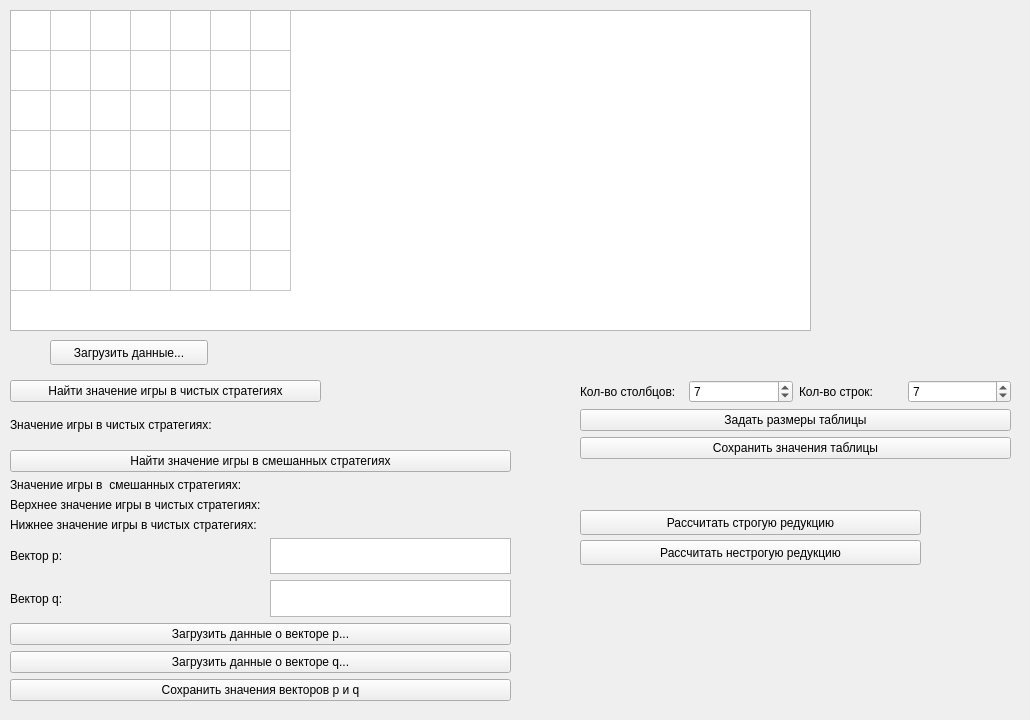
Before: the Qt Designer form app.ui in lizatish/GameTheory, drawn with Qt 5.
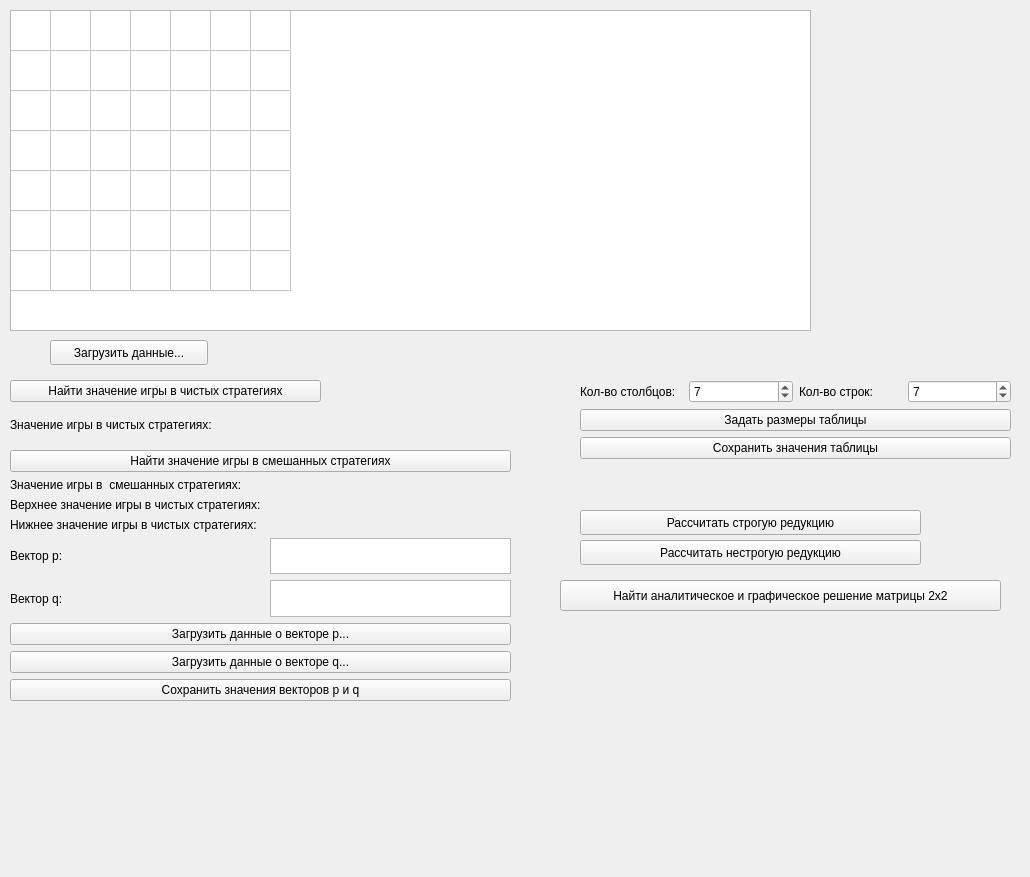
After: the same form once the commit is applied.

What changed in the file:
```diff
--- a/app.ui
+++ b/app.ui
@@ -10,7 +10,7 @@
     <x>0</x>
     <y>0</y>
     <width>1030</width>
-    <height>720</height>
+    <height>877</height>
    </rect>
   </property>
   <property name="sizePolicy">
@@ -328,6 +328,19 @@
     <string>Рассчитать нестрогую редукцию</string>
    </property>
   </widget>
+  <widget class="QPushButton" name="get2in2solution">
+   <property name="geometry">
+    <rect>
+     <x>560</x>
+     <y>580</y>
+     <width>441</width>
+     <height>31</height>
+    </rect>
+   </property>
+   <property name="text">
+    <string>Найти аналитическое и графическое решение матрицы 2х2</string>
+   </property>
+  </widget>
  </widget>
  <resources/>
  <connections/>
```
Left out of the diff: 2 changed lines with no effect on the pictures.
